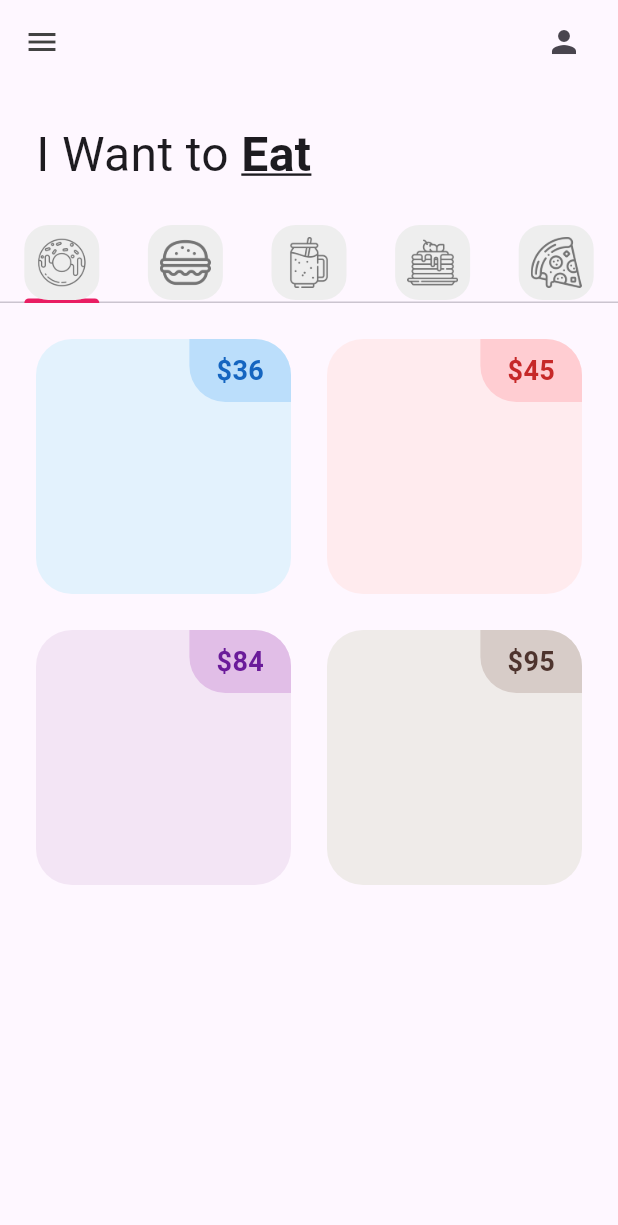
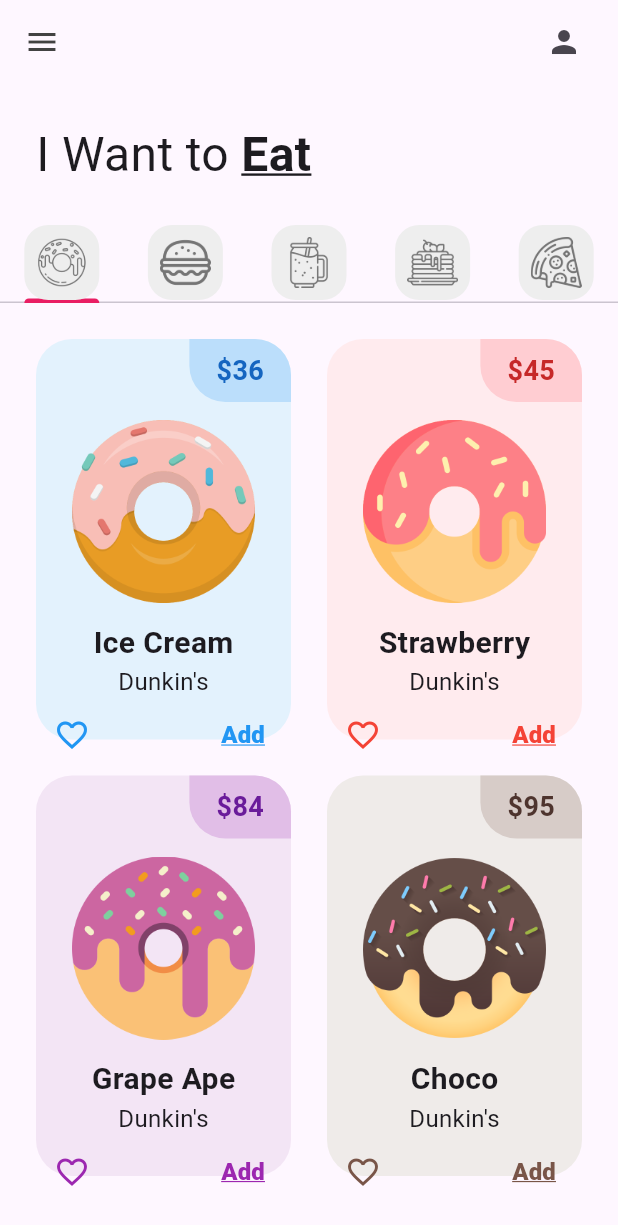
Before and after one commit to CesarLuna2001/donut_app_4sa, a Flutter app: the screen it shows after launch, on a phone screen of 412 x 824 dp. Shown: the top 1225 px of the screen. Run offline on Flutter 3.47's test engine with Material 3 defaults, Android fonts, the phone set to English and light mode, and no system bars.

Commit message:
DonutTile Finished (MyDesign)

```diff
--- a/lib/tabs/donut_tab.dart
+++ b/lib/tabs/donut_tab.dart
@@ -20,7 +20,9 @@ class DonutTab extends StatelessWidget {
       //Prepa 1: como se va a organizar
       gridDelegate: SliverGridDelegateWithFixedCrossAxisCount(
         //Numero de columnas
-        crossAxisCount: 2),
+        crossAxisCount: 2,
+        //Proporcion entre ancho y alto
+        childAspectRatio: 1/1.5),
       //Cuantos elementos
       itemCount: 4,
       padding: EdgeInsets.all(12),
--- a/lib/utils/donut_tile.dart
+++ b/lib/utils/donut_tile.dart
@@ -48,9 +48,59 @@ class DonutTile extends StatelessWidget {
                       color: donutColor[800],
                     ),
                   ),
-                )
+                ),
               ],
-            )
+            ),
+            //Donut price
+            Padding(
+              padding: const EdgeInsets.symmetric(horizontal: 24.0, vertical: 12.0),
+              child: Image.asset(imageName),
+            ),
+
+            //Donut Flavor text
+            Text(donutFlavor, style: TextStyle(
+                  //Tamaño de letras
+                  fontSize: 20,
+                  //Negritas
+                  fontWeight: FontWeight.bold,
+                  //color
+                  //color: donutColor
+                ),),
+
+            Text("Dunkin's", style: TextStyle(
+              fontSize: 16
+            ),),
+            //Icons
+
+            Row(
+              mainAxisAlignment: MainAxisAlignment.spaceBetween,
+              children: [
+                IconButton(
+                  onPressed: (){},
+                  icon: Icon(
+                    Icons.favorite_border,
+                    color: donutColor
+
+                  )
+                ),
+
+                const SizedBox(height: 15),
+
+                TextButton(
+                  onPressed: (){},
+                  child: Text("Add",
+                    style: TextStyle(
+                      fontWeight: FontWeight.w900,
+                      fontSize: 16,
+                      decoration: TextDecoration.underline,
+                      decorationColor: donutColor,
+                      color: donutColor,
+                    ),
+                  )
+                ),
+
+              ],
+            ),
           ],
         ),
       ),
```
